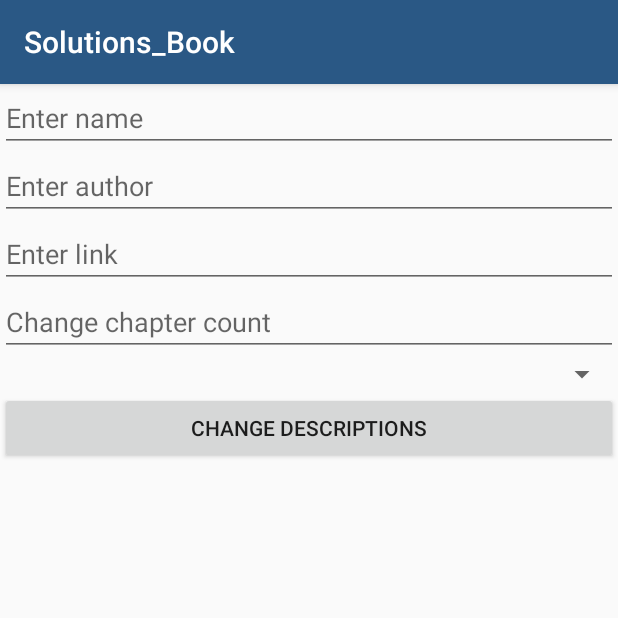
After one commit to BMukhtar/Solutions_Book, an Android app: the fragment EditMyBook shown on its own in the app's theme, on a phone screen of 412 x 824 dp, the top half of it. The commit adds this screen. Run offline under Robolectric (Android 15) with nearby library versions, the phone set to English and light mode, and no system bars.

Commit message:
change book descriptions

```diff
--- a/app/build.gradle
+++ b/app/build.gradle
@@ -22,6 +22,7 @@ android {
 
 
 
+
 dependencies {
     compile fileTree(dir: 'libs', include: ['*.jar'])
     compile 'com.android.support:appcompat-v7:25.0.1'
--- /dev/null
+++ b/app/src/main/java/mukhtar/exapple/com/solutions_book/Fragments/EditMyBook.java
@@ -0,0 +1,25 @@
+package mukhtar.exapple.com.solutions_book.Fragments;
+
+
+import android.app.Fragment;
+import android.os.Bundle;
+import android.view.LayoutInflater;
+import android.view.View;
+import android.view.ViewGroup;
+
+import mukhtar.exapple.com.solutions_book.R;
+
+
+public class EditMyBook extends Fragment {
+
+    @Override
+    public View onCreateView(LayoutInflater inflater, ViewGroup container,
+                             Bundle savedInstanceState) {
+        View view  = inflater.inflate(R.layout.fragment_edit_my_book, container, false);
+
+
+
+        return view;
+    }
+
+}
--- /dev/null
+++ b/app/src/main/res/layout/fragment_edit_my_book.xml
@@ -0,0 +1,54 @@
+<LinearLayout xmlns:android="http://schemas.android.com/apk/res/android"
+    xmlns:tools="http://schemas.android.com/tools"
+    android:orientation="vertical"
+    android:layout_width="match_parent"
+    android:layout_height="match_parent"
+    tools:context="mukhtar.exapple.com.solutions_book.Fragments.EditMyBook">
+
+    <EditText
+        android:layout_width="match_parent"
+        android:layout_height="wrap_content"
+        android:inputType="textPersonName"
+        android:ems="10"
+        android:hint="@string/edittext_name_of_new_book"
+        android:id="@+id/edittext_change_name_of_book"
+        android:maxLines="1"/>
+
+    <EditText
+        android:layout_width="match_parent"
+        android:layout_height="wrap_content"
+        android:inputType="textPersonName"
+        android:hint="@string/edittext_author_of_new_book"
+        android:ems="10"
+        android:id="@+id/edittext_change_book_author"
+        android:maxLines="1"/>
+
+    <EditText
+        android:layout_width="match_parent"
+        android:layout_height="wrap_content"
+        android:inputType="textPersonName"
+        android:hint="@string/edittext_link_of_new_boook"
+        android:ems="10"
+        android:id="@+id/edittext_change_book_link"
+        android:maxLines="1"/>
+
+    <EditText
+        android:layout_width="match_parent"
+        android:layout_height="wrap_content"
+        android:inputType="numberDecimal"
+        android:ems="10"
+        android:id="@+id/edittext_change_book_chapter_count"
+        android:hint="@string/edittext_change_book_chapter_count"/>
+
+    <Spinner
+        android:layout_width="match_parent"
+        android:layout_height="wrap_content"
+        android:id="@+id/spinner_change_categories_data" />
+
+    <Button
+        android:text="@string/button_change_book"
+        android:layout_width="match_parent"
+        android:layout_height="wrap_content"
+        android:id="@+id/button_change_book" />
+
+</LinearLayout>
--- a/app/src/main/res/values/strings.xml
+++ b/app/src/main/res/values/strings.xml
@@ -22,5 +22,15 @@
     <string name="edittext_author_of_new_book">Enter author</string>
     <string name="edittext_link_of_new_boook">Enter link</string>
 
+    //fragment my books
+    <string name="textview_hint_my_books_fragment">You can edit your books</string>
+
+    //fragment edit_book
+    <string name="button_change_book">Change descriptions</string>
+    <string name="edittext_change_book_chapter_count">Change chapter count</string>
+
+
+
+
 
 </resources>
```
Also changed, not shown: app/src/main/java/mukhtar/exapple/com/solutions_book/Fragments/ShowMyBooks.java (+54 -3 lines), app/src/main/res/layout/fragment_show_my_books.xml (+14 -2 lines), app/src/main/res/layout/item_my_book.xml (added, +39 -0 lines).
